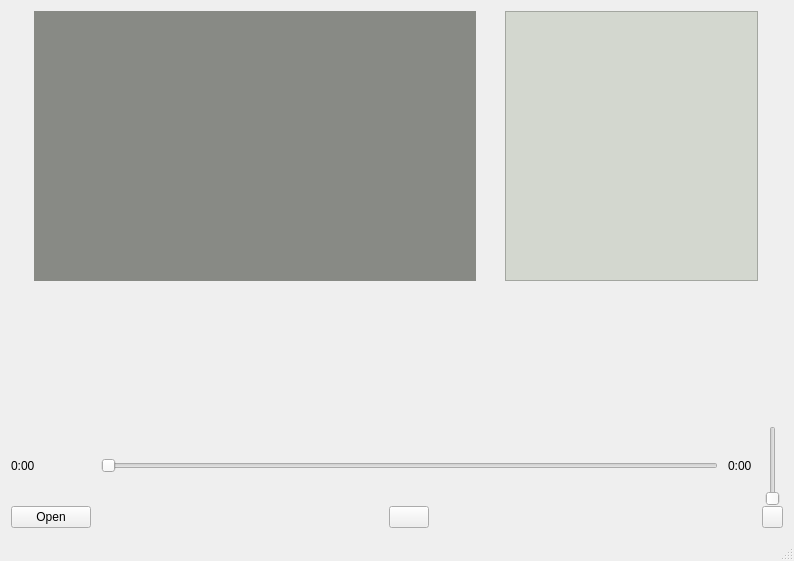
Above: src/MediaPlayer/mainwindow.ui from auttij/Cpp-media-player before the change. Below: the same form after it.
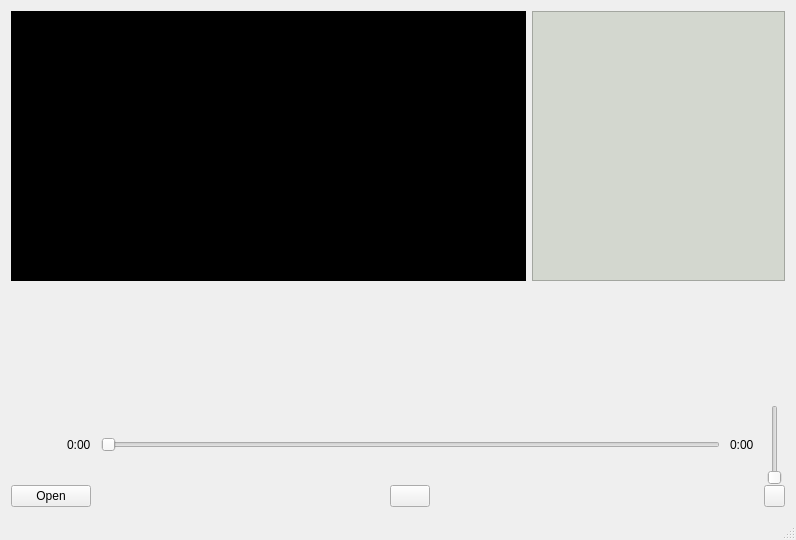
That is the form after the change. Custom widgets are drawn as their Qt base class.

```diff
--- a/src/MediaPlayer/mainwindow.ui
+++ b/src/MediaPlayer/mainwindow.ui
@@ -7,7 +7,7 @@
     <x>0</x>
     <y>0</y>
     <width>794</width>
-    <height>561</height>
+    <height>540</height>
    </rect>
   </property>
   <property name="windowTitle">
@@ -21,18 +21,12 @@
        <widget class="MediaWidget" name="videoWidget" native="true">
         <property name="minimumSize">
          <size>
-          <width>442</width>
-          <height>270</height>
-         </size>
-        </property>
-        <property name="maximumSize">
-         <size>
-          <width>442</width>
+          <width>515</width>
           <height>270</height>
          </size>
         </property>
         <property name="styleSheet">
-         <string notr="true">background-color: rgb(136, 138, 133);</string>
+         <string notr="true">background-color: rgb(0,0,0);</string>
         </property>
        </widget>
       </item>
@@ -47,7 +41,7 @@
         <property name="maximumSize">
          <size>
           <width>253</width>
-          <height>16000000</height>
+          <height>16777215</height>
          </size>
         </property>
         <property name="styleSheet">
@@ -110,7 +104,7 @@
         </property>
        </widget>
       </item>
-      <item row="1" column="0">
+      <item row="1" column="0" alignment="Qt::AlignRight">
        <widget class="QLabel" name="time_passed">
         <property name="text">
          <string>0:00</string>
```
